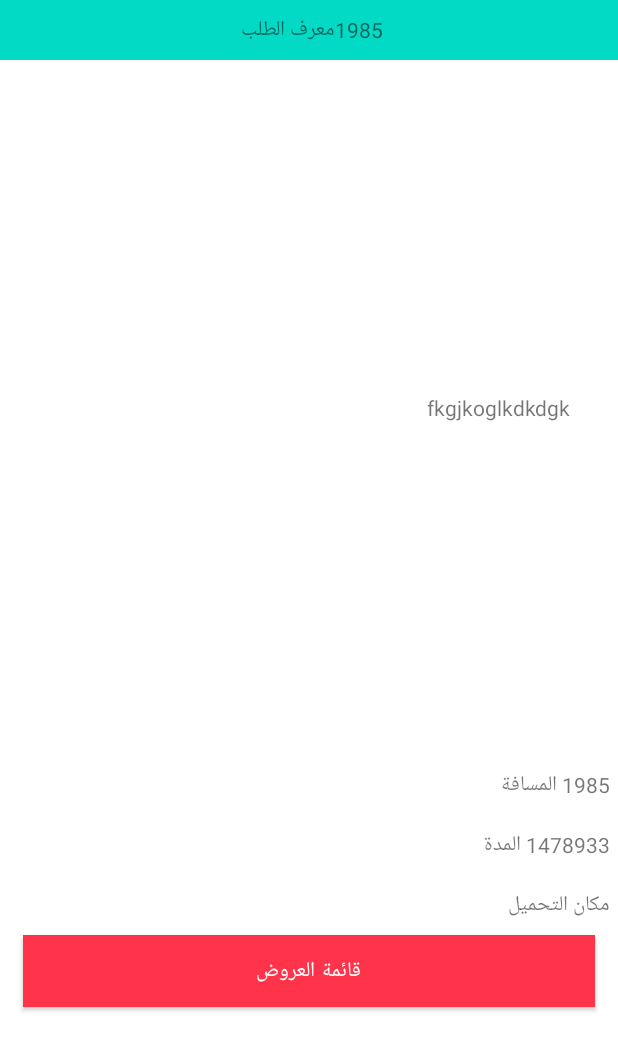
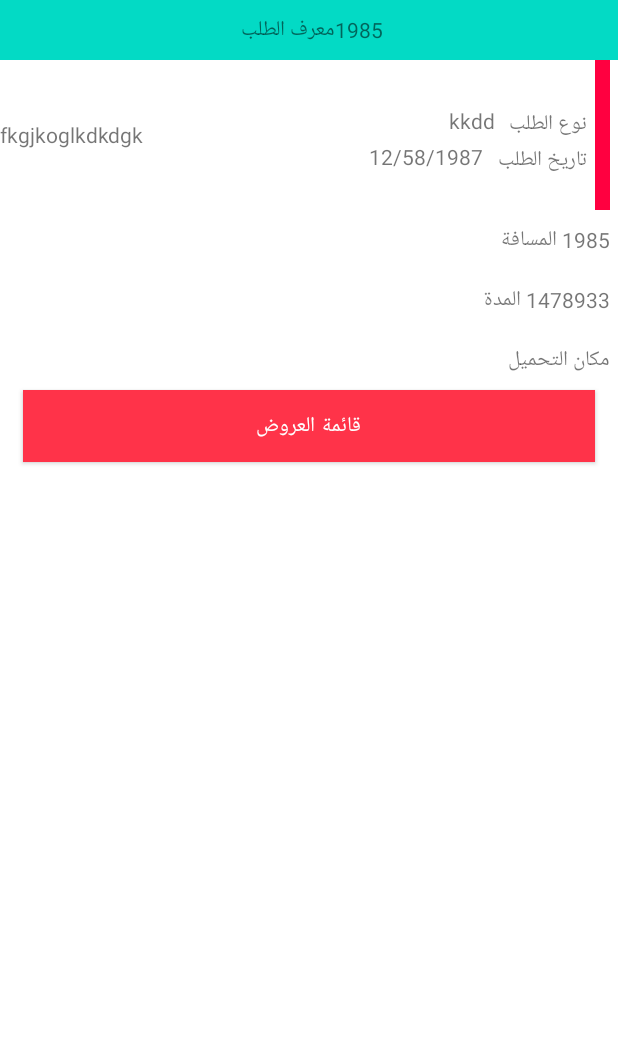
Before and after one commit to medkalil/MyLoadenPFE, an Android app: the fragment DetailsDemandeFragment shown on its own in the app's theme, on a phone screen of 412 x 824 dp. Shown: the top 1051 px of the screen. Run offline under Robolectric (Android 15) with nearby library versions, the phone set to English and light mode, and no system bars; our stand-ins replace data binding; Roboto replaces fonts that are not available here.

Commit message:
last commit

```diff
--- a/app/src/main/res/layout/fragment_detailsdemande.xml
+++ b/app/src/main/res/layout/fragment_detailsdemande.xml
@@ -1,124 +1,144 @@
 <?xml version="1.0" encoding="utf-8"?>
-<layout
-    xmlns:android="http://schemas.android.com/apk/res/android"
+<layout xmlns:android="http://schemas.android.com/apk/res/android"
     xmlns:app="http://schemas.android.com/apk/res-auto"
     xmlns:tools="http://schemas.android.com/tools">
+
     <RelativeLayout
         android:layout_width="match_parent"
         android:layout_height="match_parent">
+
         <LinearLayout
-    android:layout_width="match_parent" android:layout_height="match_parent"
+            android:id="@+id/linea_1"
+            android:layout_width="match_parent"
+            android:layout_height="match_parent"
             android:orientation="vertical">
+
             <LinearLayout
-        android:paddingRight="5dp"
-        android:gravity="center"
-        android:background="@color/colorAccent"
+                android:id="@+id/linea_2"
                 android:layout_width="match_parent"
                 android:layout_height="40dp"
-        >
+                android:background="@color/colorAccent"
+                android:gravity="center"
+                android:paddingRight="5dp">
+
                 <TextView
-            android:id="@+id/id_dem_detail"
+                    android:id="@+id/id_dem_forprovider"
                     android:layout_width="wrap_content"
                     android:layout_height="wrap_content"
                     android:gravity="right"
                     android:text="1985" />
+
                 <TextView
+                    android:id="@+id/label_moaraf"
+                    android:layout_width="wrap_content"
+                    android:layout_height="wrap_content"
                     android:gravity="right"
                     android:paddingLeft="10dp"
-            android:layout_width="wrap_content"
+                    android:text="@string/label_moaraf_talab" />
+            </LinearLayout>
+
+            <LinearLayout
+
+                android:id="@+id/rl_cadre"
+                android:layout_width="match_parent"
                 android:layout_height="wrap_content"
-            android:text="@string/label_moaraf_talab"/>
-    </LinearLayout>
-    <RelativeLayout
-        android:layout_width="wrap_content"
-        android:layout_height="wrap_content"
-        android:gravity="center_vertical"
-        android:id="@+id/rl_cadre">
+                android:gravity="center_vertical">
 
+                <ImageView
+                    android:id="@+id/couleur_status"
+                    android:layout_width="10dp"
+                    android:layout_height="100dp"
+                    android:layout_marginRight="5dp"
+                    android:layout_toRightOf="@id/linear_ident"
+                    android:background="@color/red"
+                    android:paddingLeft="5dp"
+                    android:paddingRight="5dp" />
 
-        <TextView
-            android:id="@+id/statu_txt_detail"
-            android:layout_width="127dp"
-            android:layout_height="wrap_content"
-            android:layout_centerVertical="true"
-            android:paddingRight="5dp"
-            android:text="fkgjkoglkdkdgk" />
 
                 <LinearLayout
 
                     android:id="@+id/linear_ident"
-            android:layout_width="fill_parent"
-            android:layout_height="wrap_content"
-            android:layout_toRightOf="@id/statu_txt_detail"
-            >
+                    android:layout_width="wrap_content"
+                    android:layout_height="wrap_content">
 
 
                     <LinearLayout
-                android:paddingTop="10dp"
+                        android:id="@+id/linea_moarf_dem"
                         android:layout_width="match_parent"
                         android:layout_height="match_parent"
+                        android:layout_weight="1"
                         android:orientation="vertical"
-                android:layout_weight="1">
+                        android:paddingTop="10dp">
 
                         <LinearLayout
-                    android:paddingRight="5dp"
-                    android:gravity="right"
+                            android:id="@+id/linea9"
                             android:layout_width="match_parent"
                             android:layout_height="wrap_content"
-                    android:layout_weight="1">
+                            android:layout_weight="1"
+                            android:gravity="right"
+                            android:paddingRight="5dp">
                             >
+
                             <TextView
-                        android:id="@+id/type_dem_detail"
+                                android:id="@+id/label_type"
                                 android:layout_width="wrap_content"
                                 android:layout_height="wrap_content"
                                 android:gravity="right"
-                        android:text="kkdd"
-                        />
+                                android:paddingLeft="10dp"
+                                android:text="@string/label_type_demande" />
+
                             <TextView
+                                android:id="@+id/type_dem_forprovider"
                                 android:layout_width="wrap_content"
-                        android:paddingLeft="10dp"
+                                android:layout_height="wrap_content"
                                 android:gravity="right"
-                        android:layout_height="wrap_content"
-                        android:text="@string/label_type_demande"/>
+                                android:text="kkdd" />
                         </LinearLayout>
 
 
                         <LinearLayout
-                    android:paddingRight="5dp"
-                    android:gravity="right"
+                            android:id="@+id/fdh"
                             android:layout_width="match_parent"
                             android:layout_height="wrap_content"
-                    android:layout_weight="1">
+                            android:layout_weight="1"
+                            android:gravity="right"
+                            android:paddingRight="5dp">
                             >
+
                             <TextView
+                                android:id="@+id/label_date"
                                 android:layout_width="wrap_content"
-                        android:id="@+id/date_dem_detail"
                                 android:layout_height="wrap_content"
                                 android:gravity="right"
-                        android:text="12/58/1987"
-                        />
+                                android:paddingLeft="10dp"
+                                android:text="@string/label_date_demande" />
+
                             <TextView
+                                android:id="@+id/date_dem_forprovider"
                                 android:layout_width="wrap_content"
-                        android:paddingLeft="10dp"
+                                android:layout_height="wrap_content"
                                 android:gravity="right"
-                        android:layout_height="wrap_content"
-                        android:text="@string/label_date_demande"/>
+                                android:text="12/58/1987" />
                         </LinearLayout>
-
-
-
 
 
                     </LinearLayout>
 
 
-
-
                 </LinearLayout>
 
-    </RelativeLayout>
+                <TextView
+                    android:id="@+id/statut_dem"
+                    android:layout_width="wrap_content"
+                    android:layout_height="wrap_content"
+                    android:layout_centerVertical="true"
+                    android:layout_weight="1"
+                    android:paddingRight="5dp"
+                    android:text="fkgjkoglkdkdgk" />
+            </LinearLayout>
 
             <LinearLayout
+                android:id="@+id/linea_dist"
                 android:layout_width="match_parent"
                 android:layout_height="40dp"
 
@@ -126,21 +146,25 @@
                 android:paddingRight="5dp">
 
                 <TextView
+                    android:id="@+id/distance_dem_forprovider"
                     android:layout_width="wrap_content"
-            android:id="@+id/distance_dem"
                     android:layout_height="wrap_content"
                     android:gravity="right"
                     android:text="1985" />
 
                 <TextView
+                    android:id="@+id/label_dist"
                     android:layout_width="wrap_content"
                     android:layout_height="wrap_content"
+                    android:fontFamily="sans-serif"
                     android:gravity="right"
                     android:paddingLeft="10dp"
-            android:text="@string/label_distance" />
+                    android:text="@string/label_distance"
+                    android:textSize="14sp" />
             </LinearLayout>
 
             <LinearLayout
+                android:id="@+id/linea_duree"
                 android:layout_width="match_parent"
                 android:layout_height="40dp"
 
@@ -148,13 +172,14 @@
                 android:paddingRight="5dp">
 
                 <TextView
+                    android:id="@+id/duree_dem_forprvider"
                     android:layout_width="wrap_content"
                     android:layout_height="wrap_content"
-            android:id="@+id/duree_dem"
                     android:gravity="right"
                     android:text="1478933" />
 
                 <TextView
+                    android:id="@+id/label_duree"
                     android:layout_width="wrap_content"
                     android:layout_height="wrap_content"
                     android:gravity="right"
@@ -163,6 +188,7 @@
             </LinearLayout>
 
             <LinearLayout
+                android:id="@+id/linea_place"
                 android:layout_width="match_parent"
                 android:layout_height="40dp"
 
@@ -170,22 +196,24 @@
                 android:paddingRight="5dp">
 
                 <TextView
+                    android:id="@+id/place_label"
                     android:layout_width="wrap_content"
                     android:layout_height="wrap_content"
                     android:gravity="right"
                     android:paddingLeft="10dp"
                     android:text="@string/label_lieu" />
             </LinearLayout>
+
             <Button
-        android:id="@+id/list_offre_btn"
+                android:id="@+id/send_offre_btn"
                 android:layout_width="match_parent"
                 android:layout_height="wrap_content"
                 android:layout_alignParentStart="true"
                 android:layout_alignParentBottom="true"
                 android:layout_marginStart="15dp"
+                android:layout_marginEnd="15dp"
+                android:layout_marginBottom="15dp"
                 android:background="@color/red"
-        android:layout_marginBottom="15dp"
-        android:layout_marginEnd="15dp"
                 android:text="@string/label_btn_listeoffre" />
 
 
```
Lines whose indentation alone changed are shown as unchanged.
